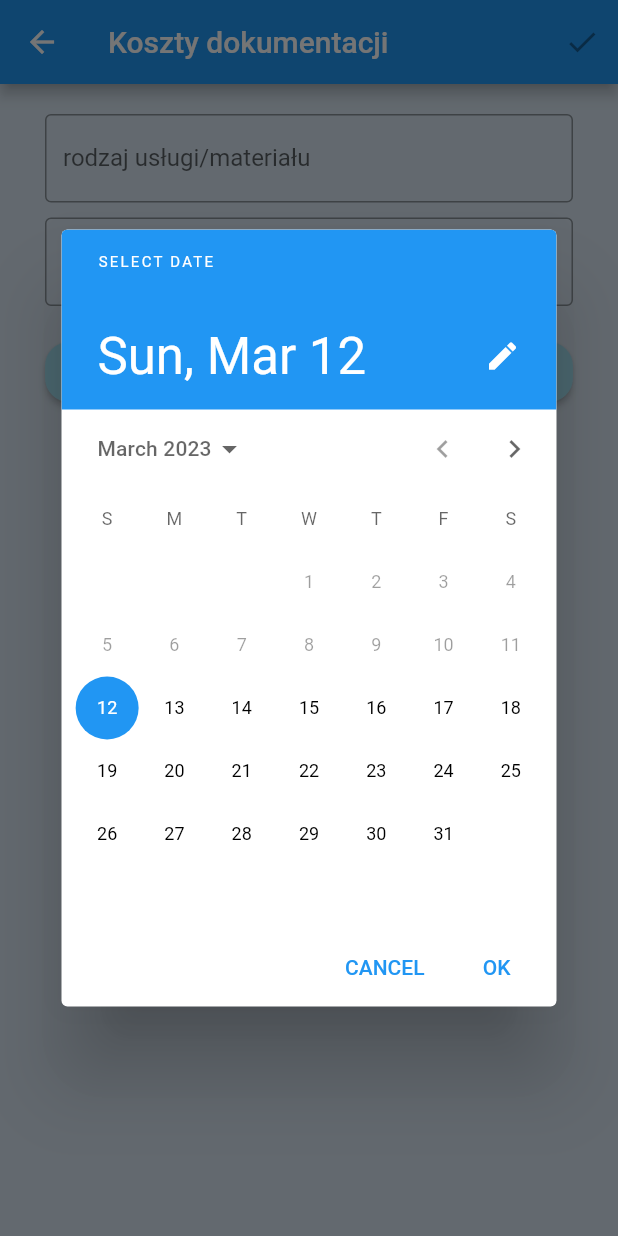
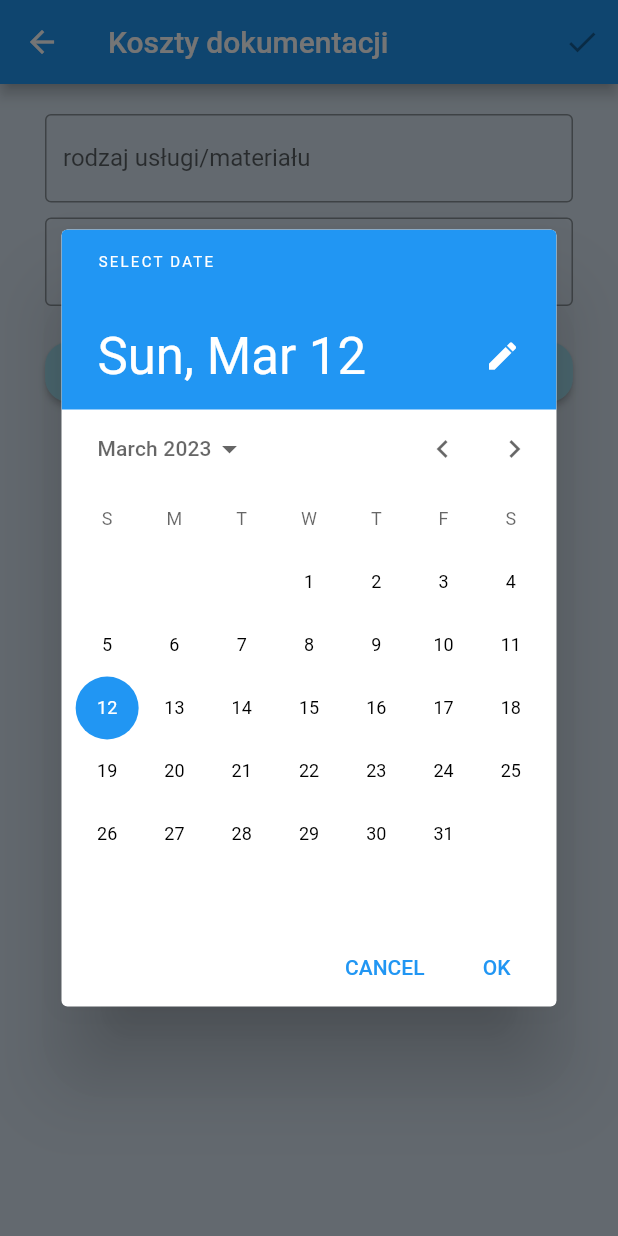
Before and after one commit to marcinplinta/moja_budowa, a Flutter app: the AddFirst screen opened directly, after a tap on "data zakupu", on a phone screen of 412 x 824 dp. Run offline on Flutter 3.47's test engine with Material 2 defaults, Android fonts, the phone set to English and light mode, and no system bars; our stand-ins replace bloc, cloud_firestore, dio, firebase_auth, firebase_core, flutter_bloc and 5 more; accounts and stored records are empty; generated files the repository leaves out were written again; Roboto replaces fonts that are missing (Kanit).

```diff
--- a/lib/app/features/cost/pages_add/add_first.dart
+++ b/lib/app/features/cost/pages_add/add_first.dart
@@ -153,7 +153,7 @@ class _AddPageBody extends StatelessWidget {
             final selectedDate = await showDatePicker(
               context: context,
               initialDate: DateTime.now(),
-              firstDate: DateTime.now(),
+              firstDate: DateTime(2010, 01, 01),
               lastDate: DateTime.now().add(
                 const Duration(days: 365 * 10),
               ),
```
